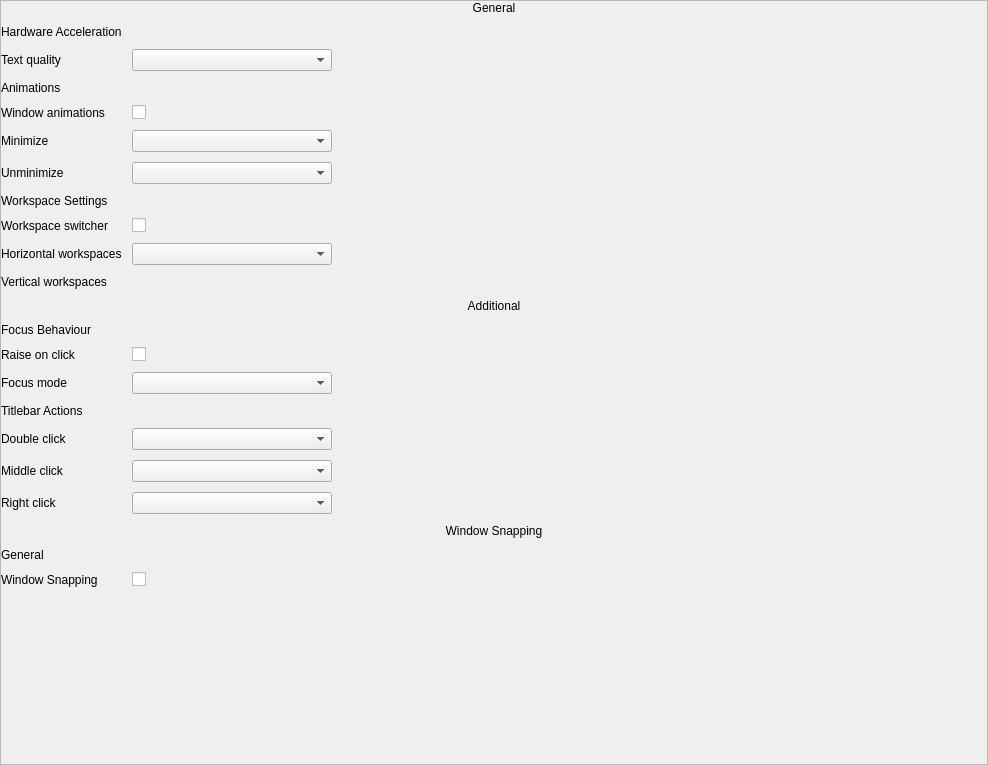
Before: the Qt Designer form stacer/Pages/GnomeSettings/window_manager_settings.ui in oguzhaninan/Stacer, drawn with Qt 5.
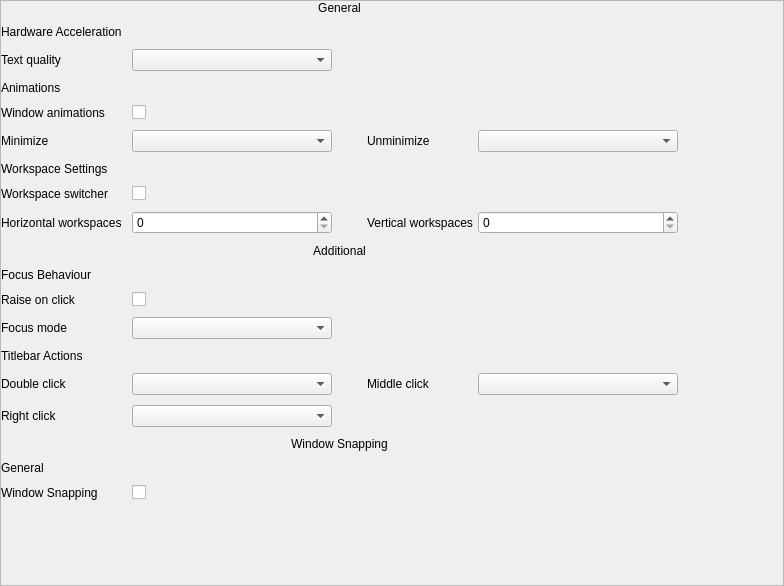
After: the same form once the commit is applied.

Commit message: adding settings set and get funstions

Patch:
```diff
--- a/stacer/Pages/GnomeSettings/window_manager_settings.ui
+++ b/stacer/Pages/GnomeSettings/window_manager_settings.ui
@@ -6,8 +6,8 @@
    <rect>
     <x>0</x>
     <y>0</y>
-    <width>988</width>
-    <height>765</height>
+    <width>784</width>
+    <height>586</height>
    </rect>
   </property>
   <property name="windowTitle">
@@ -39,8 +39,8 @@
        <rect>
         <x>0</x>
         <y>0</y>
-        <width>986</width>
-        <height>763</height>
+        <width>782</width>
+        <height>584</height>
        </rect>
       </property>
       <layout class="QGridLayout" name="gridLayout">
@@ -56,243 +56,17 @@
        <property name="bottomMargin">
         <number>0</number>
        </property>
-       <property name="spacing">
+       <property name="horizontalSpacing">
+        <number>5</number>
+       </property>
+       <property name="verticalSpacing">
         <number>10</number>
        </property>
-       <item row="13" column="1" alignment="Qt::AlignLeft">
-        <widget class="QCheckBox" name="checkHomeIcon_3">
-         <property name="cursor">
-          <cursorShape>PointingHandCursor</cursorShape>
-         </property>
-         <property name="focusPolicy">
-          <enum>Qt::NoFocus</enum>
-         </property>
-         <property name="text">
-          <string/>
-         </property>
-        </widget>
+       <item row="9" column="2">
+        <widget class="QSpinBox" name="spinBox"/>
        </item>
-       <item row="15" column="0" colspan="4">
-        <widget class="QLabel" name="lblHomeIcon_5">
-         <property name="accessibleName">
-          <string>title</string>
-         </property>
-         <property name="text">
-          <string>Titlebar Actions</string>
-         </property>
-        </widget>
-       </item>
-       <item row="6" column="1">
-        <widget class="QComboBox" name="comboBox_6">
-         <property name="sizePolicy">
-          <sizepolicy hsizetype="Preferred" vsizetype="Fixed">
-           <horstretch>0</horstretch>
-           <verstretch>0</verstretch>
-          </sizepolicy>
-         </property>
-         <property name="minimumSize">
-          <size>
-           <width>200</width>
-           <height>0</height>
-          </size>
-         </property>
-         <property name="maximumSize">
-          <size>
-           <width>300</width>
-           <height>16777215</height>
-          </size>
-         </property>
-         <property name="sizeAdjustPolicy">
-          <enum>QComboBox::AdjustToMinimumContentsLength</enum>
-         </property>
-        </widget>
-       </item>
-       <item row="17" column="1">
-        <widget class="QComboBox" name="comboBox_7">
-         <property name="sizePolicy">
-          <sizepolicy hsizetype="Preferred" vsizetype="Fixed">
-           <horstretch>0</horstretch>
-           <verstretch>0</verstretch>
-          </sizepolicy>
-         </property>
-         <property name="minimumSize">
-          <size>
-           <width>200</width>
-           <height>0</height>
-          </size>
-         </property>
-         <property name="maximumSize">
-          <size>
-           <width>300</width>
-           <height>16777215</height>
-          </size>
-         </property>
-         <property name="sizeAdjustPolicy">
-          <enum>QComboBox::AdjustToMinimumContentsLength</enum>
-         </property>
-        </widget>
-       </item>
-       <item row="16" column="1">
-        <widget class="QComboBox" name="comboBox_8">
-         <property name="sizePolicy">
-          <sizepolicy hsizetype="Preferred" vsizetype="Fixed">
-           <horstretch>0</horstretch>
-           <verstretch>0</verstretch>
-          </sizepolicy>
-         </property>
-         <property name="minimumSize">
-          <size>
-           <width>200</width>
-           <height>0</height>
-          </size>
-         </property>
-         <property name="maximumSize">
-          <size>
-           <width>300</width>
-           <height>16777215</height>
-          </size>
-         </property>
-         <property name="sizeAdjustPolicy">
-          <enum>QComboBox::AdjustToMinimumContentsLength</enum>
-         </property>
-        </widget>
-       </item>
-       <item row="4" column="1">
-        <widget class="QCheckBox" name="checkHomeIcon_2">
-         <property name="cursor">
-          <cursorShape>PointingHandCursor</cursorShape>
-         </property>
-         <property name="focusPolicy">
-          <enum>Qt::NoFocus</enum>
-         </property>
-         <property name="text">
-          <string/>
-         </property>
-        </widget>
-       </item>
-       <item row="2" column="1">
-        <widget class="QComboBox" name="comboBox_2">
-         <property name="sizePolicy">
-          <sizepolicy hsizetype="Preferred" vsizetype="Fixed">
-           <horstretch>0</horstretch>
-           <verstretch>0</verstretch>
-          </sizepolicy>
-         </property>
-         <property name="minimumSize">
-          <size>
-           <width>200</width>
-           <height>0</height>
-          </size>
-         </property>
-         <property name="maximumSize">
-          <size>
-           <width>300</width>
-           <height>16777215</height>
-          </size>
-         </property>
-         <property name="sizeAdjustPolicy">
-          <enum>QComboBox::AdjustToMinimumContentsLength</enum>
-         </property>
-        </widget>
-       </item>
-       <item row="19" column="0" colspan="4">
-        <widget class="QLabel" name="label_7">
-         <property name="accessibleName">
-          <string>general-title</string>
-         </property>
-         <property name="text">
-          <string>Window Snapping</string>
-         </property>
-         <property name="alignment">
-          <set>Qt::AlignCenter</set>
-         </property>
-        </widget>
-       </item>
-       <item row="14" column="1">
-        <widget class="QComboBox" name="comboBox_4">
-         <property name="sizePolicy">
-          <sizepolicy hsizetype="Preferred" vsizetype="Fixed">
-           <horstretch>0</horstretch>
-           <verstretch>0</verstretch>
-          </sizepolicy>
-         </property>
-         <property name="minimumSize">
-          <size>
-           <width>200</width>
-           <height>0</height>
-          </size>
-         </property>
-         <property name="maximumSize">
-          <size>
-           <width>300</width>
-           <height>16777215</height>
-          </size>
-         </property>
-         <property name="sizeAdjustPolicy">
-          <enum>QComboBox::AdjustToMinimumContentsLength</enum>
-         </property>
-        </widget>
-       </item>
-       <item row="5" column="1">
-        <widget class="QComboBox" name="comboBox_5">
-         <property name="sizePolicy">
-          <sizepolicy hsizetype="Preferred" vsizetype="Fixed">
-           <horstretch>0</horstretch>
-           <verstretch>0</verstretch>
-          </sizepolicy>
-         </property>
-         <property name="minimumSize">
-          <size>
-           <width>200</width>
-           <height>0</height>
-          </size>
-         </property>
-         <property name="maximumSize">
-          <size>
-           <width>300</width>
-           <height>16777215</height>
-          </size>
-         </property>
-         <property name="sizeAdjustPolicy">
-          <enum>QComboBox::AdjustToMinimumContentsLength</enum>
-         </property>
-        </widget>
-       </item>
-       <item row="0" column="0" colspan="4">
-        <widget class="QLabel" name="label">
-         <property name="accessibleName">
-          <string>general-title</string>
-         </property>
-         <property name="text">
-          <string>General</string>
-         </property>
-         <property name="alignment">
-          <set>Qt::AlignCenter</set>
-         </property>
-        </widget>
-       </item>
-       <item row="2" column="0">
-        <widget class="QLabel" name="lblHomeIcon">
-         <property name="text">
-          <string>Text quality</string>
-         </property>
-        </widget>
-       </item>
-       <item row="2" column="3">
-        <spacer name="horizontalSpacer_3">
-         <property name="orientation">
-          <enum>Qt::Horizontal</enum>
-         </property>
-         <property name="sizeType">
-          <enum>QSizePolicy::Expanding</enum>
-         </property>
-         <property name="sizeHint" stdset="0">
-          <size>
-           <width>40</width>
-           <height>20</height>
-          </size>
-         </property>
-        </spacer>
+       <item row="9" column="5">
+        <widget class="QSpinBox" name="spinBox_2"/>
        </item>
        <item row="4" column="0">
         <widget class="QLabel" name="label_5">
@@ -304,94 +78,7 @@
          </property>
         </widget>
        </item>
-       <item row="5" column="0">
-        <widget class="QLabel" name="lblNetworkIcon_3">
-         <property name="text">
-          <string>Minimize</string>
-         </property>
-        </widget>
-       </item>
-       <item row="6" column="0">
-        <widget class="QLabel" name="lblNetworkIcon_2">
-         <property name="text">
-          <string>Unminimize</string>
-         </property>
-        </widget>
-       </item>
-       <item row="8" column="0">
-        <widget class="QLabel" name="lblMountedIcon_2">
-         <property name="text">
-          <string>Workspace switcher</string>
-         </property>
-        </widget>
-       </item>
-       <item row="9" column="0">
-        <widget class="QLabel" name="label_2">
-         <property name="text">
-          <string>Horizontal workspaces</string>
-         </property>
-        </widget>
-       </item>
-       <item row="9" column="1">
-        <widget class="QComboBox" name="comboBox_3">
-         <property name="sizePolicy">
-          <sizepolicy hsizetype="Preferred" vsizetype="Fixed">
-           <horstretch>0</horstretch>
-           <verstretch>0</verstretch>
-          </sizepolicy>
-         </property>
-         <property name="minimumSize">
-          <size>
-           <width>200</width>
-           <height>0</height>
-          </size>
-         </property>
-         <property name="maximumSize">
-          <size>
-           <width>300</width>
-           <height>16777215</height>
-          </size>
-         </property>
-         <property name="sizeAdjustPolicy">
-          <enum>QComboBox::AdjustToMinimumContentsLength</enum>
-         </property>
-        </widget>
-       </item>
-       <item row="10" column="0">
-        <widget class="QLabel" name="lblMountedIcon_3">
-         <property name="text">
-          <string>Vertical workspaces</string>
-         </property>
-        </widget>
-       </item>
-       <item row="11" column="0" colspan="4">
-        <widget class="QLabel" name="label_3">
-         <property name="accessibleName">
-          <string>general-title</string>
-         </property>
-         <property name="text">
-          <string>Additional</string>
-         </property>
-         <property name="alignment">
-          <set>Qt::AlignCenter</set>
-         </property>
-        </widget>
-       </item>
-       <item row="13" column="0">
-        <widget class="QLabel" name="lblHomeIcon_3">
-         <property name="text">
-          <string>Raise on click</string>
-         </property>
-        </widget>
-       </item>
-       <item row="14" column="0">
-        <widget class="QLabel" name="lblHomeIcon_4">
-         <property name="text">
-          <string>Focus mode</string>
-         </property>
-        </widget>
-       </item>
-       <item row="17" column="0">
+       <item row="16" column="4">
         <widget class="QLabel" name="lblHomeIcon_8">
          <property name="text">
           <string>Middle click</string>
@@ -405,33 +92,28 @@
          </property>
         </widget>
        </item>
-       <item row="21" column="0">
-        <widget class="QLabel" name="lblHomeIcon_11">
-         <property name="text">
-          <string>Window Snapping</string>
+       <item row="16" column="2">
+        <widget class="QComboBox" name="comboBox_8">
+         <property name="sizePolicy">
+          <sizepolicy hsizetype="Preferred" vsizetype="Fixed">
+           <horstretch>0</horstretch>
+           <verstretch>0</verstretch>
+          </sizepolicy>
          </property>
-        </widget>
-       </item>
-       <item row="1" column="0" colspan="4">
-        <widget class="QLabel" name="lblHomeIcon_2">
-         <property name="accessibleName">
-          <string>title</string>
+         <property name="minimumSize">
+          <size>
+           <width>200</width>
+           <height>0</height>
+          </size>
          </property>
-         <property name="text">
-          <string>Hardware Acceleration</string>
+         <property name="maximumSize">
+          <size>
+           <width>300</width>
+           <height>16777215</height>
+          </size>
          </property>
-        </widget>
-       </item>
-       <item row="21" column="1" colspan="2" alignment="Qt::AlignLeft">
-        <widget class="QCheckBox" name="checkHomeIcon_6">
-         <property name="cursor">
-          <cursorShape>PointingHandCursor</cursorShape>
-         </property>
-         <property name="focusPolicy">
-          <enum>Qt::NoFocus</enum>
-         </property>
-         <property name="text">
-          <string/>
+         <property name="sizeAdjustPolicy">
+          <enum>QComboBox::AdjustToMinimumContentsLength</enum>
          </property>
         </widget>
        </item>
@@ -448,27 +130,17 @@
          </property>
         </spacer>
        </item>
-       <item row="7" column="0" colspan="4">
-        <widget class="QLabel" name="label_6">
+       <item row="1" column="0" colspan="6">
+        <widget class="QLabel" name="lblHomeIcon_2">
          <property name="accessibleName">
           <string>title</string>
          </property>
          <property name="text">
-          <string>Workspace Settings</string>
+          <string>Hardware Acceleration</string>
          </property>
         </widget>
        </item>
-       <item row="3" column="0" colspan="4">
-        <widget class="QLabel" name="label_4">
-         <property name="accessibleName">
-          <string>title</string>
-         </property>
-         <property name="text">
-          <string>Animations</string>
-         </property>
-        </widget>
-       </item>
-       <item row="12" column="0" colspan="4">
+       <item row="12" column="0" colspan="6">
         <widget class="QLabel" name="lblHomeIcon_6">
          <property name="accessibleName">
           <string>title</string>
@@ -478,6 +150,310 @@
          </property>
         </widget>
        </item>
+       <item row="11" column="0" colspan="6">
+        <widget class="QLabel" name="label_3">
+         <property name="accessibleName">
+          <string>general-title</string>
+         </property>
+         <property name="text">
+          <string>Additional</string>
+         </property>
+         <property name="alignment">
+          <set>Qt::AlignCenter</set>
+         </property>
+        </widget>
+       </item>
+       <item row="2" column="0">
+        <widget class="QLabel" name="lblHomeIcon">
+         <property name="text">
+          <string>Text quality</string>
+         </property>
+        </widget>
+       </item>
+       <item row="8" column="2">
+        <widget class="QCheckBox" name="checkHomeIcon_7">
+         <property name="cursor">
+          <cursorShape>PointingHandCursor</cursorShape>
+         </property>
+         <property name="focusPolicy">
+          <enum>Qt::NoFocus</enum>
+         </property>
+         <property name="text">
+          <string/>
+         </property>
+        </widget>
+       </item>
+       <item row="13" column="0">
+        <widget class="QLabel" name="lblHomeIcon_3">
+         <property name="text">
+          <string>Raise on click</string>
+         </property>
+        </widget>
+       </item>
+       <item row="5" column="3">
+        <spacer name="horizontalSpacer">
+         <property name="orientation">
+          <enum>Qt::Horizontal</enum>
+         </property>
+         <property name="sizeType">
+          <enum>QSizePolicy::Fixed</enum>
+         </property>
+         <property name="sizeHint" stdset="0">
+          <size>
+           <width>25</width>
+           <height>20</height>
+          </size>
+         </property>
+        </spacer>
+       </item>
+       <item row="0" column="0" colspan="6">
+        <widget class="QLabel" name="label">
+         <property name="accessibleName">
+          <string>general-title</string>
+         </property>
+         <property name="text">
+          <string>General</string>
+         </property>
+         <property name="alignment">
+          <set>Qt::AlignCenter</set>
+         </property>
+        </widget>
+       </item>
+       <item row="18" column="2">
+        <widget class="QComboBox" name="comboBox_9">
+         <property name="sizePolicy">
+          <sizepolicy hsizetype="Preferred" vsizetype="Fixed">
+           <horstretch>0</horstretch>
+           <verstretch>0</verstretch>
+          </sizepolicy>
+         </property>
+         <property name="minimumSize">
+          <size>
+           <width>200</width>
+           <height>0</height>
+          </size>
+         </property>
+         <property name="maximumSize">
+          <size>
+           <width>300</width>
+           <height>16777215</height>
+          </size>
+         </property>
+         <property name="sizeAdjustPolicy">
+          <enum>QComboBox::AdjustToMinimumContentsLength</enum>
+         </property>
+        </widget>
+       </item>
+       <item row="9" column="0">
+        <widget class="QLabel" name="label_2">
+         <property name="text">
+          <string>Horizontal workspaces</string>
+         </property>
+        </widget>
+       </item>
+       <item row="5" column="5">
+        <widget class="QComboBox" name="comboBox_6">
+         <property name="sizePolicy">
+          <sizepolicy hsizetype="Preferred" vsizetype="Fixed">
+           <horstretch>0</horstretch>
+           <verstretch>0</verstretch>
+          </sizepolicy>
+         </property>
+         <property name="minimumSize">
+          <size>
+           <width>200</width>
+           <height>0</height>
+          </size>
+         </property>
+         <property name="maximumSize">
+          <size>
+           <width>300</width>
+           <height>16777215</height>
+          </size>
+         </property>
+         <property name="sizeAdjustPolicy">
+          <enum>QComboBox::AdjustToMinimumContentsLength</enum>
+         </property>
+        </widget>
+       </item>
+       <item row="13" column="2" alignment="Qt::AlignLeft">
+        <widget class="QCheckBox" name="checkHomeIcon_3">
+         <property name="cursor">
+          <cursorShape>PointingHandCursor</cursorShape>
+         </property>
+         <property name="focusPolicy">
+          <enum>Qt::NoFocus</enum>
+         </property>
+         <property name="text">
+          <string/>
+         </property>
+        </widget>
+       </item>
+       <item row="4" column="2">
+        <widget class="QCheckBox" name="checkHomeIcon_2">
+         <property name="cursor">
+          <cursorShape>PointingHandCursor</cursorShape>
+         </property>
+         <property name="focusPolicy">
+          <enum>Qt::NoFocus</enum>
+         </property>
+         <property name="text">
+          <string/>
+         </property>
+        </widget>
+       </item>
+       <item row="19" column="0" colspan="6">
+        <widget class="QLabel" name="label_7">
+         <property name="accessibleName">
+          <string>general-title</string>
+         </property>
+         <property name="text">
+          <string>Window Snapping</string>
+         </property>
+         <property name="alignment">
+          <set>Qt::AlignCenter</set>
+         </property>
+        </widget>
+       </item>
+       <item row="9" column="4">
+        <widget class="QLabel" name="lblMountedIcon_3">
+         <property name="text">
+          <string>Vertical workspaces</string>
+         </property>
+        </widget>
+       </item>
+       <item row="5" column="2">
+        <widget class="QComboBox" name="comboBox_5">
+         <property name="sizePolicy">
+          <sizepolicy hsizetype="Preferred" vsizetype="Fixed">
+           <horstretch>0</horstretch>
+           <verstretch>0</verstretch>
+          </sizepolicy>
+         </property>
+         <property name="minimumSize">
+          <size>
+           <width>200</width>
+           <height>0</height>
+          </size>
+         </property>
+         <property name="maximumSize">
+          <size>
+           <width>300</width>
+           <height>16777215</height>
+          </size>
+         </property>
+         <property name="sizeAdjustPolicy">
+          <enum>QComboBox::AdjustToMinimumContentsLength</enum>
+         </property>
+        </widget>
+       </item>
+       <item row="3" column="0" colspan="6">
+        <widget class="QLabel" name="label_4">
+         <property name="accessibleName">
+          <string>title</string>
+         </property>
+         <property name="text">
+          <string>Animations</string>
+         </property>
+        </widget>
+       </item>
+       <item row="2" column="2">
+        <widget class="QComboBox" name="comboBox_2">
+         <property name="sizePolicy">
+          <sizepolicy hsizetype="Preferred" vsizetype="Fixed">
+           <horstretch>0</horstretch>
+           <verstretch>0</verstretch>
+          </sizepolicy>
+         </property>
+         <property name="minimumSize">
+          <size>
+           <width>200</width>
+           <height>0</height>
+          </size>
+         </property>
+         <property name="maximumSize">
+          <size>
+           <width>300</width>
+           <height>16777215</height>
+          </size>
+         </property>
+         <property name="sizeAdjustPolicy">
+          <enum>QComboBox::AdjustToMinimumContentsLength</enum>
+         </property>
+        </widget>
+       </item>
+       <item row="16" column="5">
+        <widget class="QComboBox" name="comboBox_7">
+         <property name="sizePolicy">
+          <sizepolicy hsizetype="Preferred" vsizetype="Fixed">
+           <horstretch>0</horstretch>
+           <verstretch>0</verstretch>
+          </sizepolicy>
+         </property>
+         <property name="minimumSize">
+          <size>
+           <width>200</width>
+           <height>0</height>
+          </size>
+         </property>
+         <property name="maximumSize">
+          <size>
+           <width>300</width>
+           <height>16777215</height>
+          </size>
+         </property>
+         <property name="sizeAdjustPolicy">
+          <enum>QComboBox::AdjustToMinimumContentsLength</enum>
+         </property>
+        </widget>
+       </item>
+       <item row="21" column="0">
+        <widget class="QLabel" name="lblHomeIcon_11">
+         <property name="text">
+          <string>Window Snapping</string>
+         </property>
+        </widget>
+       </item>
+       <item row="20" column="0" colspan="6">
+        <widget class="QLabel" name="lblHomeIcon_10">
+         <property name="accessibleName">
+          <string>title</string>
+         </property>
+         <property name="text">
+          <string>General</string>
+         </property>
+        </widget>
+       </item>
+       <item row="21" column="2" colspan="3" alignment="Qt::AlignLeft">
+        <widget class="QCheckBox" name="checkHomeIcon_6">
+         <property name="cursor">
+          <cursorShape>PointingHandCursor</cursorShape>
+         </property>
+         <property name="focusPolicy">
+          <enum>Qt::NoFocus</enum>
+         </property>
+         <property name="text">
+          <string/>
+         </property>
+        </widget>
+       </item>
+       <item row="15" column="0" colspan="6">
+        <widget class="QLabel" name="lblHomeIcon_5">
+         <property name="accessibleName">
+          <string>title</string>
+         </property>
+         <property name="text">
+          <string>Titlebar Actions</string>
+         </property>
+        </widget>
+       </item>
+       <item row="14" column="0">
+        <widget class="QLabel" name="lblHomeIcon_4">
+         <property name="text">
+          <string>Focus mode</string>
+         </property>
+        </widget>
+       </item>
        <item row="16" column="0">
         <widget class="QLabel" name="lblHomeIcon_7">
          <property name="text">
@@ -485,31 +461,29 @@
          </property>
         </widget>
        </item>
-       <item row="20" column="0" colspan="4">
-        <widget class="QLabel" name="lblHomeIcon_10">
-         <property name="accessibleName">
-          <string>title</string>
-         </property>
+       <item row="5" column="4">
+        <widget class="QLabel" name="lblNetworkIcon_2">
          <property name="text">
-          <string>General</string>
+          <string>Unminimize</string>
          </property>
         </widget>
        </item>
-       <item row="8" column="1">
-        <widget class="QCheckBox" name="checkHomeIcon_7">
-         <property name="cursor">
-          <cursorShape>PointingHandCursor</cursorShape>
+       <item row="5" column="0">
+        <widget class="QLabel" name="lblNetworkIcon_3">
+         <property name="text">
+          <string>Minimize</string>
          </property>
-         <property name="focusPolicy">
-          <enum>Qt::NoFocus</enum>
-         </property>
+        </widget>
+       </item>
+       <item row="8" column="0">
+        <widget class="QLabel" name="lblMountedIcon_2">
          <property name="text">
-          <string/>
+          <string>Workspace switcher</string>
          </property>
         </widget>
        </item>
-       <item row="18" column="1">
-        <widget class="QComboBox" name="comboBox_9">
+       <item row="14" column="2">
+        <widget class="QComboBox" name="comboBox_4">
          <property name="sizePolicy">
           <sizepolicy hsizetype="Preferred" vsizetype="Fixed">
            <horstretch>0</horstretch>
@@ -533,6 +507,32 @@
          </property>
         </widget>
        </item>
+       <item row="7" column="0" colspan="6">
+        <widget class="QLabel" name="label_6">
+         <property name="accessibleName">
+          <string>title</string>
+         </property>
+         <property name="text">
+          <string>Workspace Settings</string>
+         </property>
+        </widget>
+       </item>
+       <item row="9" column="6">
+        <spacer name="horizontalSpacer_3">
+         <property name="orientation">
+          <enum>Qt::Horizontal</enum>
+         </property>
+         <property name="sizeType">
+          <enum>QSizePolicy::Expanding</enum>
+         </property>
+         <property name="sizeHint" stdset="0">
+          <size>
+           <width>40</width>
+           <height>20</height>
+          </size>
+         </property>
+        </spacer>
+       </item>
       </layout>
      </widget>
     </widget>
```
The commit also changes 9 other files.
